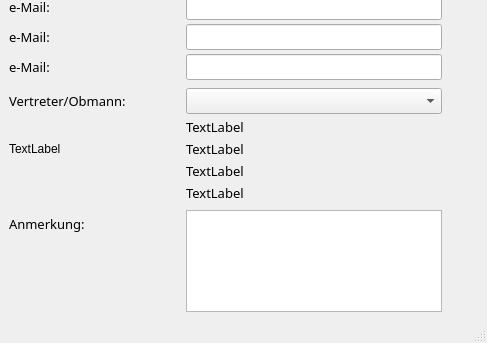
gidhoog/AlmGIS, file almgis/resources/ui/kontakt/kontakt.ui: the form before one commit; both pictures show x 0 to 487 and y 267 to 610 of the 487 by 610 pixel window.
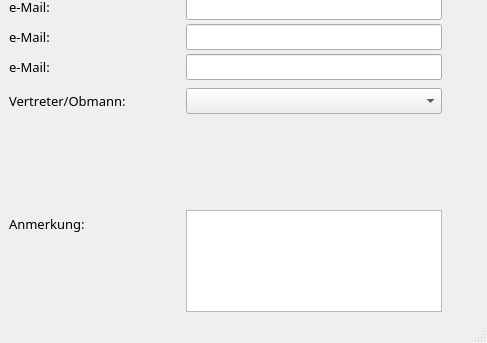
The form after the commit. Custom widgets are drawn as their Qt base class.

The edit to the form file:
```diff
--- a/almgis/resources/ui/kontakt/kontakt.ui
+++ b/almgis/resources/ui/kontakt/kontakt.ui
@@ -49,7 +49,7 @@
          </font>
         </property>
         <property name="text">
-         <string>TextLabel</string>
+         <string/>
         </property>
        </widget>
       </item>
@@ -232,7 +232,7 @@
          </font>
         </property>
         <property name="text">
-         <string>TextLabel</string>
+         <string/>
         </property>
        </widget>
       </item>
@@ -304,7 +304,7 @@
          </font>
         </property>
         <property name="text">
-         <string>TextLabel</string>
+         <string/>
         </property>
        </widget>
       </item>
@@ -330,7 +330,7 @@
          </font>
         </property>
         <property name="text">
-         <string>TextLabel</string>
+         <string/>
         </property>
        </widget>
       </item>
@@ -438,18 +438,6 @@
       <item row="4" column="4">
        <widget class="AlmInfoButtonGui" name="uiInfoBtnStrasse" native="true"/>
       </item>
-      <item row="17" column="0">
-       <widget class="QLabel" name="label">
-        <property name="font">
-         <font>
-          <pointsize>9</pointsize>
-         </font>
-        </property>
-        <property name="text">
-         <string>TextLabel</string>
-        </property>
-       </widget>
-      </item>
       <item row="5" column="4">
        <widget class="AlmInfoButtonGui" name="uiInfoBtnPost" native="true"/>
       </item>
```
Left out of the diff: 2 changed lines with no effect on the pictures.
